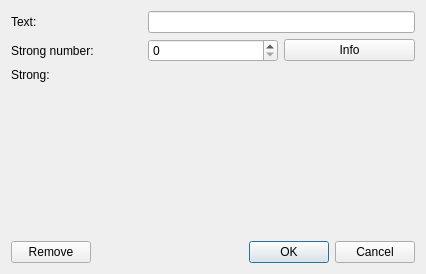
First picture: the form in src/properties/strongproperty/strongproperty.ui, repository axsapronov/bQella, before the edit.
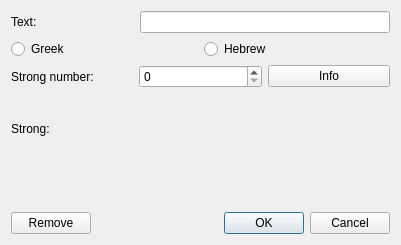
Second picture: the form after the edit.

Commit message: Fix strong dialog

```diff
--- a/src/properties/strongproperty/strongproperty.ui
+++ b/src/properties/strongproperty/strongproperty.ui
@@ -6,8 +6,8 @@
    <rect>
     <x>0</x>
     <y>0</y>
-    <width>426</width>
-    <height>274</height>
+    <width>401</width>
+    <height>245</height>
    </rect>
   </property>
   <property name="windowTitle">
@@ -15,8 +15,6 @@
   </property>
   <layout class="QGridLayout" name="gridLayout_2">
    <item row="0" column="0">
-    <layout class="QGridLayout" name="gridLayout">
-     <item row="0" column="0">
       <widget class="QLabel" name="label">
        <property name="text">
         <string>Text:</string>
@@ -36,49 +34,64 @@
        </property>
       </widget>
      </item>
-     <item row="1" column="0">
+   <item row="1" column="0" colspan="3">
+    <layout class="QHBoxLayout" name="horizontalLayout_2">
+     <item>
+      <widget class="QRadioButton" name="rBGreek">
+       <property name="text">
+        <string>Greek</string>
+       </property>
+      </widget>
+     </item>
+     <item>
+      <widget class="QRadioButton" name="rBHebrew">
+       <property name="text">
+        <string>Hebrew</string>
+       </property>
+      </widget>
+     </item>
+    </layout>
+   </item>
+   <item row="2" column="0" colspan="3">
+    <layout class="QGridLayout" name="gridLayout">
+     <item row="0" column="0">
       <widget class="QLabel" name="label_4">
        <property name="text">
         <string>Strong number:</string>
        </property>
       </widget>
      </item>
-     <item row="1" column="1">
+     <item row="0" column="1">
       <widget class="QSpinBox" name="sBStrongNumber"/>
      </item>
-     <item row="1" column="2">
+     <item row="0" column="2">
       <widget class="QPushButton" name="pBInfo">
        <property name="text">
         <string>Info</string>
        </property>
       </widget>
      </item>
-     <item row="2" column="0">
+     <item row="1" column="0">
       <widget class="QLabel" name="label_2">
        <property name="text">
         <string>Strong:</string>
        </property>
       </widget>
      </item>
-     <item row="2" column="1" colspan="2">
+     <item row="1" column="1" colspan="2">
       <widget class="QLabel" name="sStrongText">
+       <property name="minimumSize">
+        <size>
+         <width>0</width>
+         <height>70</height>
+        </size>
+       </property>
        <property name="text">
         <string/>
        </property>
       </widget>
      </item>
-     <item row="3" column="0">
-      <spacer name="spacer_2">
-       <property name="orientation">
-        <enum>Qt::Vertical</enum>
-       </property>
-       <property name="sizeHint" stdset="0">
-        <size>
-         <width>17</width>
-         <height>13</height>
-        </size>
-       </property>
-      </spacer>
+    </layout>
      </item>
      <item row="4" column="0" colspan="3">
       <layout class="QHBoxLayout" name="horizontalLayout">
@@ -114,7 +127,18 @@
        </item>
       </layout>
      </item>
-    </layout>
+   <item row="3" column="1">
+    <spacer name="spacer_2">
+     <property name="orientation">
+      <enum>Qt::Vertical</enum>
+     </property>
+     <property name="sizeHint" stdset="0">
+      <size>
+       <width>17</width>
+       <height>68</height>
+      </size>
+     </property>
+    </spacer>
    </item>
   </layout>
  </widget>
```
Left out of the diff: 19 changed lines with no effect on the pictures. Lines whose indentation alone changed are shown as unchanged. The commit also changes 1 other file.
